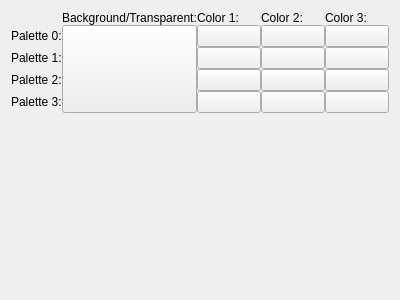
christopherpow/nesicide, file designers/attribute_table_editor/attributetableeditorform.ui: the form before one commit.
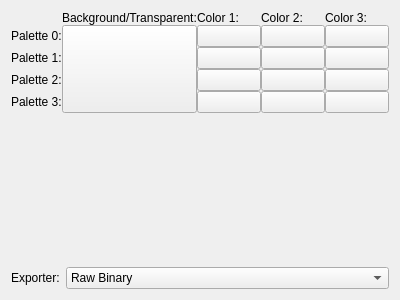
The form after the commit. Custom widgets are drawn as their Qt base class.

```diff
--- a/designers/attribute_table_editor/attributetableeditorform.ui
+++ b/designers/attribute_table_editor/attributetableeditorform.ui
@@ -14,7 +14,7 @@
    <string>Dialog</string>
   </property>
   <layout class="QGridLayout" name="gridLayout_2">
-   <item row="0" column="0">
+   <item row="0" column="0" colspan="2">
     <layout class="QGridLayout" name="gridLayout">
      <property name="spacing">
       <number>0</number>
@@ -198,7 +198,7 @@
      </item>
     </layout>
    </item>
-   <item row="6" column="0">
+   <item row="6" column="0" colspan="2">
     <spacer name="verticalSpacer">
      <property name="orientation">
       <enum>Qt::Vertical</enum>
@@ -211,6 +211,36 @@
      </property>
     </spacer>
    </item>
+   <item row="7" column="0" colspan="2">
+    <layout class="QFormLayout" name="formLayout">
+     <item row="0" column="0">
+      <widget class="QLabel" name="label_9">
+       <property name="text">
+        <string>Exporter:</string>
+       </property>
+      </widget>
+     </item>
+     <item row="0" column="1">
+      <widget class="QComboBox" name="comboBox">
+       <item>
+        <property name="text">
+         <string>Raw Binary</string>
+        </property>
+       </item>
+       <item>
+        <property name="text">
+         <string>Source Code</string>
+        </property>
+       </item>
+       <item>
+        <property name="text">
+         <string>Via Lua Script</string>
+        </property>
+       </item>
+      </widget>
+     </item>
+    </layout>
+   </item>
   </layout>
  </widget>
  <customwidgets>
```
